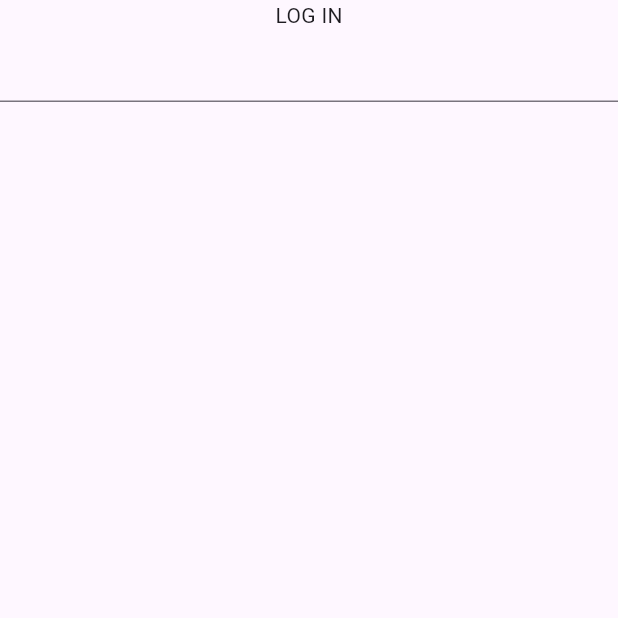
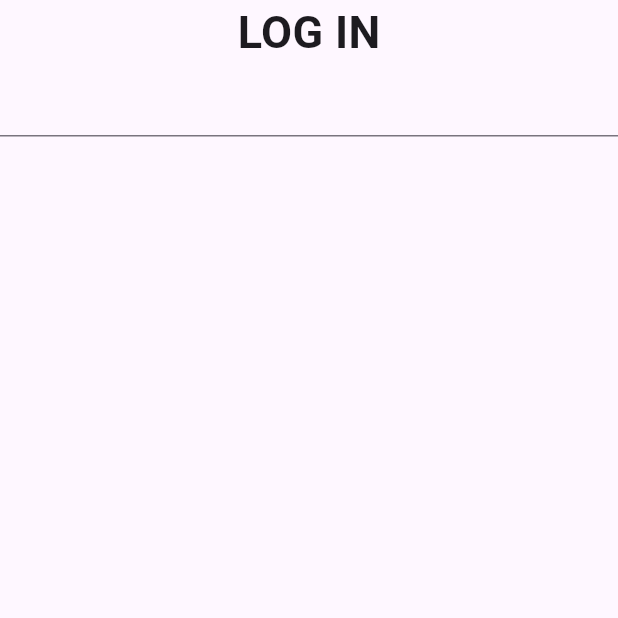
Before and after one commit to sohasara/E-Commerce-App, a Flutter app: the screen it shows after launch, on a phone screen of 412 x 824 dp, the top half of it. Run offline on Flutter 3.47's test engine with Material 3 defaults, Android fonts, the phone set to English and light mode, and no system bars.

Commit message:
add styling

```diff
--- a/lib/feature/presentation/pages/log_in.dart
+++ b/lib/feature/presentation/pages/log_in.dart
@@ -12,7 +12,10 @@ class LogIn extends StatelessWidget {
           children: [
             Text(
               'LOG IN',
-              style: TextStyle(),
+              style: TextStyle(
+                fontSize: 30,
+                fontWeight: FontWeight.bold,
+              ),
             ),
             MyTextFeild()
           ],
```
